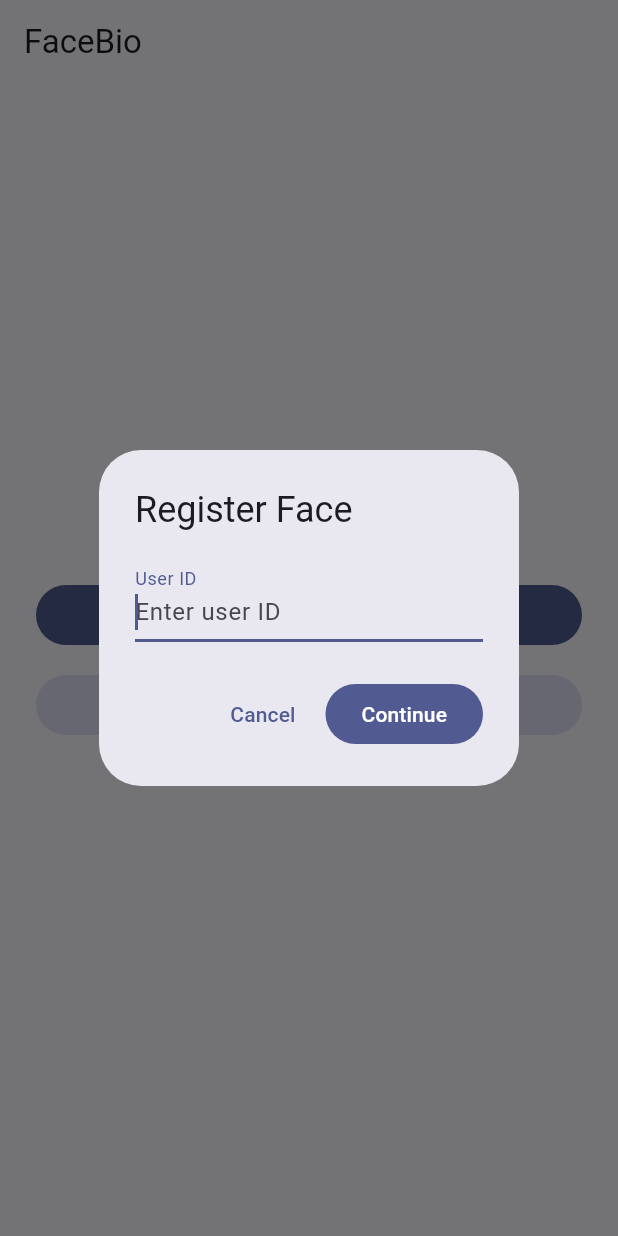
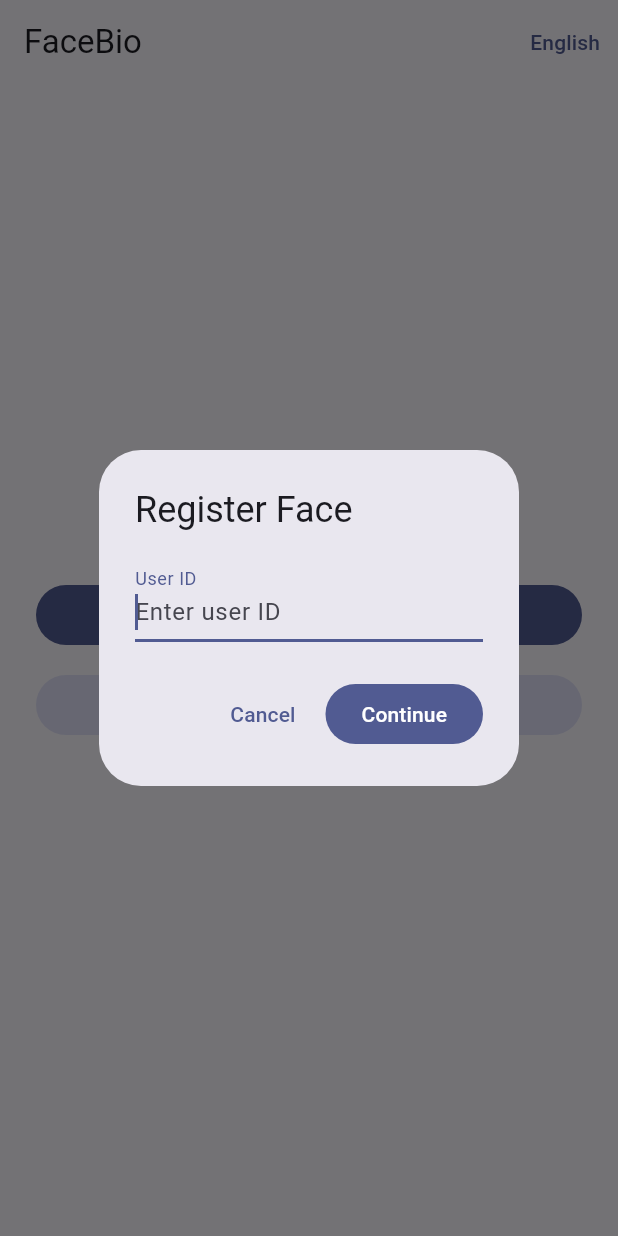
Before and after one commit to monykappa/FaceBio-Flutter, a Flutter app: the screen it shows after launch, after a tap on "Register", on a phone screen of 412 x 824 dp. Run offline on Flutter 3.47's test engine with Material 3 defaults, Android fonts, the phone set to English and light mode, and no system bars; our stand-ins replace permission_handler, shared_preferences.

Commit message:
feat: add scanner language toggle and retake/continue step
- Add English/Khmer toggle and pass the language to the native scanner
- Show Retake/Continue after capture instead of submitting immediately
- Stop the Android camera preview once the image is captured
- Handle network errors on submission so the user can retry
- Bump onnxruntime-android to 1.26.0
- Update Pods references in the Xcode project

Co-Authored-By: Claude Sonnet 5.5 <noreply@anthropic.com>

```diff
--- a/lib/src/screens/home_screen.dart
+++ b/lib/src/screens/home_screen.dart
@@ -4,8 +4,15 @@ import 'package:facebio_flutter/src/models/scan_mode.dart';
 import 'package:facebio_flutter/src/screens/face_scan_screen.dart';
 import 'package:facebio_flutter/src/widgets/user_id_dialog.dart';
 
-class HomeScreen extends StatelessWidget {
+class HomeScreen extends StatefulWidget {
   const HomeScreen({super.key});
+
+  @override
+  State<HomeScreen> createState() => _HomeScreenState();
+}
+
+class _HomeScreenState extends State<HomeScreen> {
+  String _language = 'en'; // 'en' or 'km', sent to the native scanner
 
   Future<void> _startFlow(BuildContext context, ScanMode mode) async {
     final userId = await UserIdDialog.show(context, mode: mode);
@@ -38,7 +45,8 @@ class HomeScreen extends StatelessWidget {
 
     await Navigator.of(context).push(
       MaterialPageRoute<void>(
-        builder: (_) => FaceScanScreen(mode: mode, userId: userId),
+        builder: (_) =>
+            FaceScanScreen(mode: mode, userId: userId, language: _language),
       ),
     );
   }
@@ -46,7 +54,16 @@ class HomeScreen extends StatelessWidget {
   @override
   Widget build(BuildContext context) {
     return Scaffold(
-      appBar: AppBar(title: const Text('FaceBio')),
+      appBar: AppBar(
+        title: const Text('FaceBio'),
+        actions: <Widget>[
+          TextButton(
+            onPressed: () =>
+                setState(() => _language = _language == 'km' ? 'en' : 'km'),
+            child: Text(_language == 'km' ? 'ខ្មែរ' : 'English'),
+          ),
+        ],
+      ),
       body: Padding(
         padding: const EdgeInsets.all(24),
         child: Center(
--- a/lib/src/widgets/face_bio_view.dart
+++ b/lib/src/widgets/face_bio_view.dart
@@ -10,12 +10,16 @@ class FaceBioView extends StatefulWidget {
   final void Function(String code, String? message)? onError;
   final Color maskColor;
 
+  /// Language of the native scanner texts: 'en' or 'km'.
+  final String language;
+
   const FaceBioView({
     super.key,
     required this.onResult,
     this.onStateChanged,
     this.onError,
     this.maskColor = Colors.black,
+    this.language = 'en',
   });
 
   @override
@@ -78,6 +82,7 @@ class _FaceBioViewState extends State<FaceBioView> {
           creationParamsCodec: const StandardMessageCodec(),
           creationParams: <String, dynamic>{
             'maskColor': widget.maskColor.toARGB32(),
+            'language': widget.language, // 'km' or 'en' -> native side
           },
         ),
       );
@@ -92,6 +97,7 @@ class _FaceBioViewState extends State<FaceBioView> {
           creationParamsCodec: const StandardMessageCodec(),
           creationParams: <String, dynamic>{
             'maskColor': widget.maskColor.toARGB32(),
+            'language': widget.language, // 'km' or 'en' -> native side
           },
         ),
       );
```
Also changed, not shown: lib/src/screens/face_scan_screen.dart (+91 -16 lines), 4 other files.
